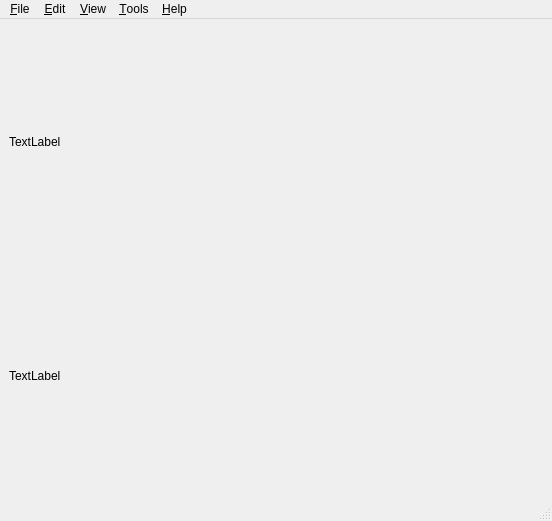
Qt form 1_qt_creator/a_qt_creator_basic/main_window_demo.ui (loveplay1983/pyqt_pro) before a commit.
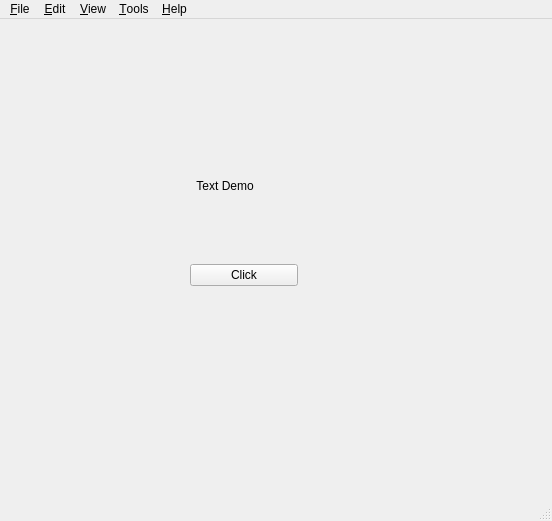
The same form after that commit.

Diff of the .ui file:
```diff
--- a/1_qt_creator/a_qt_creator_basic/main_window_demo.ui
+++ b/1_qt_creator/a_qt_creator_basic/main_window_demo.ui
@@ -14,22 +14,45 @@
    <string>MainWindow</string>
   </property>
   <widget class="QWidget" name="centralwidget">
+   <widget class="QWidget" name="">
+    <property name="geometry">
+     <rect>
+      <x>190</x>
+      <y>160</y>
+      <width>108</width>
+      <height>107</height>
+     </rect>
+    </property>
    <layout class="QVBoxLayout" name="verticalLayout">
-    <item>
-     <widget class="QLabel" name="label_2">
-      <property name="text">
-       <string>TextLabel</string>
-      </property>
-     </widget>
-    </item>
     <item>
      <widget class="QLabel" name="label">
       <property name="text">
-       <string>TextLabel</string>
+        <string>  Text Demo</string>
+       </property>
+      </widget>
+     </item>
+     <item>
+      <spacer name="verticalSpacer">
+       <property name="orientation">
+        <enum>Qt::Vertical</enum>
+       </property>
+       <property name="sizeHint" stdset="0">
+        <size>
+         <width>20</width>
+         <height>40</height>
+        </size>
+       </property>
+      </spacer>
+     </item>
+     <item>
+      <widget class="QPushButton" name="pushButton">
+       <property name="text">
+        <string>Click</string>
       </property>
      </widget>
     </item>
    </layout>
+   </widget>
   </widget>
   <widget class="QMenuBar" name="menubar">
    <property name="geometry">
```
Lines whose indentation alone changed are shown as unchanged.
